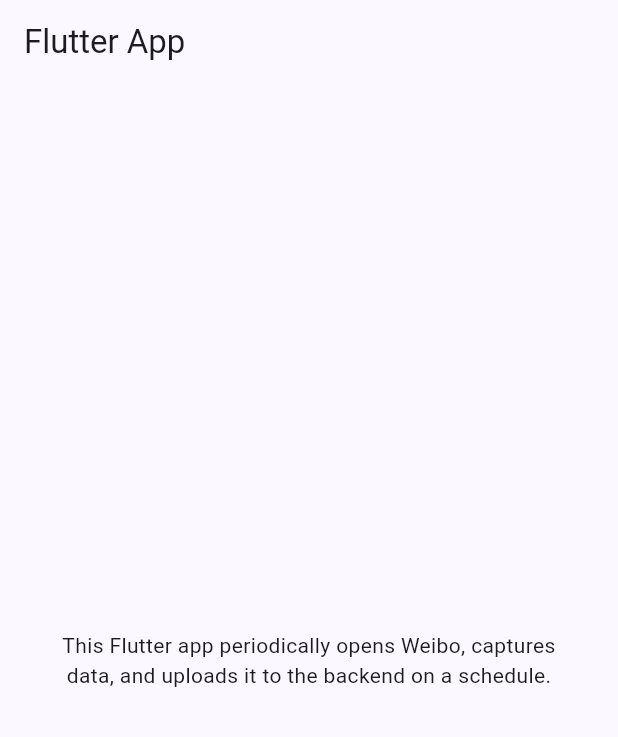
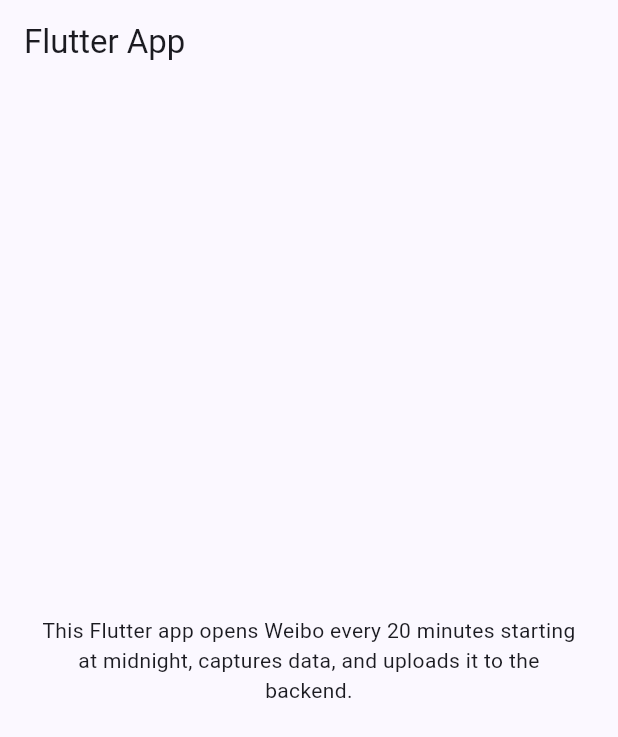
Before and after one commit to afuning/xcode-monorepo, a Flutter app: the screen it shows after launch, on a phone screen of 412 x 824 dp. Shown: the top 737 px of the screen. Run offline on Flutter 3.47's test engine with Material 3 defaults, Android fonts, the light colour scheme and no system bars.

Commit message:
Align Weibo capture schedule

```diff
--- a/apps/mobile/lib/main.dart
+++ b/apps/mobile/lib/main.dart
@@ -36,7 +36,7 @@ class _HomeScreenState extends State<HomeScreen> {
   void initState() {
     super.initState();
     _captureService = WeiboCaptureService(
-      interval: const Duration(minutes: 15),
+      interval: const Duration(minutes: 20),
     )..start();
   }
 
@@ -56,8 +56,8 @@ class _HomeScreenState extends State<HomeScreen> {
         child: Padding(
           padding: EdgeInsets.all(24),
           child: Text(
-            'This Flutter app periodically opens Weibo, captures data, and '
-            'uploads it to the backend on a schedule.',
+            'This Flutter app opens Weibo every 20 minutes starting at midnight, '
+            'captures data, and uploads it to the backend.',
             textAlign: TextAlign.center,
           ),
         ),
```
Also changed, not shown: apps/mobile/lib/weibo_capture_service.dart (+22 -1 lines), 1 other file.
